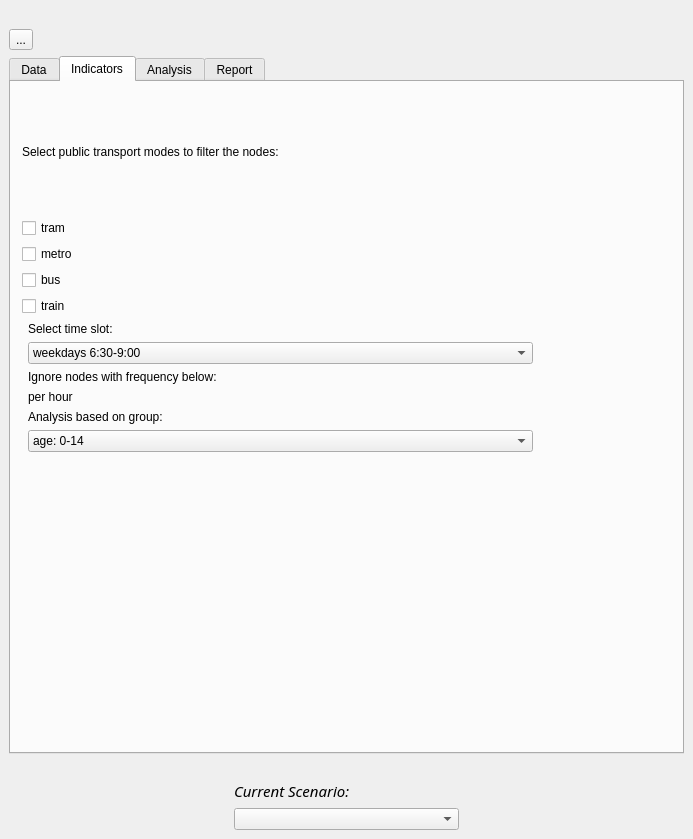
Qt form advISOr/spatial_decision_dockwidget_base.ui (gmichailidou/2016_GROUP8_TFA) before a commit.
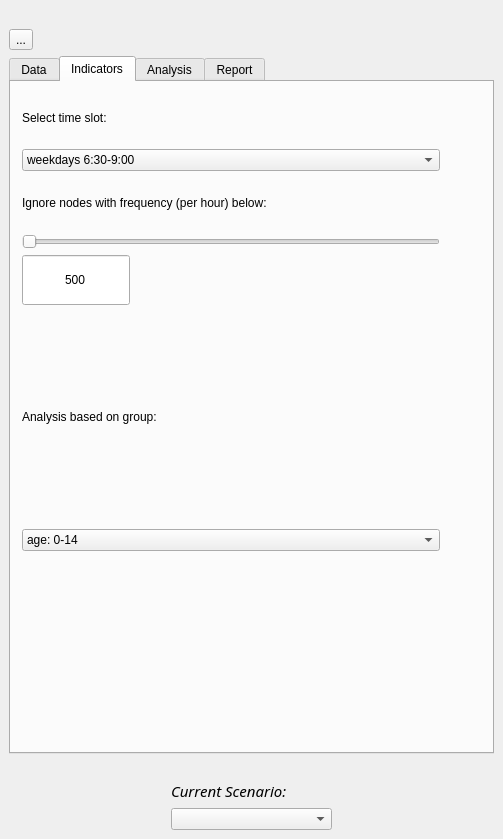
The same form after that commit. The open tabs and pages were chosen to show the change.

Commit message:
Indicators qt des
Indicators qt des

```diff
--- a/advISOr/spatial_decision_dockwidget_base.ui
+++ b/advISOr/spatial_decision_dockwidget_base.ui
@@ -7,7 +7,7 @@
    <rect>
     <x>0</x>
     <y>0</y>
-    <width>693</width>
+    <width>503</width>
     <height>839</height>
    </rect>
   </property>
@@ -277,79 +277,21 @@
          <rect>
           <x>11</x>
           <y>11</y>
-          <width>511</width>
-          <height>451</height>
+          <width>418</width>
+          <height>458</height>
          </rect>
         </property>
         <layout class="QVBoxLayout" name="verticalLayout_5">
          <item>
           <layout class="QVBoxLayout" name="verticalLayout_7">
            <item>
-            <widget class="QLabel" name="label_10">
-             <property name="sizePolicy">
-              <sizepolicy hsizetype="Expanding" vsizetype="Preferred">
-               <horstretch>0</horstretch>
-               <verstretch>0</verstretch>
-              </sizepolicy>
-             </property>
-             <property name="styleSheet">
-              <string notr="true">font: 9pt &quot;Trebuchet MS&quot;;</string>
-             </property>
-             <property name="text">
-              <string>&lt;html&gt;&lt;head/&gt;&lt;body&gt;&lt;p&gt;Select public transport modes to filter the nodes:&lt;/p&gt;&lt;/body&gt;&lt;/html&gt;</string>
-             </property>
-            </widget>
-           </item>
-           <item>
-            <widget class="QCheckBox" name="tramBox">
-             <property name="text">
-              <string>tram</string>
-             </property>
-            </widget>
-           </item>
-           <item>
-            <widget class="QCheckBox" name="metroBox">
-             <property name="text">
-              <string>metro</string>
-             </property>
-            </widget>
-           </item>
-           <item>
-            <layout class="QGridLayout" name="gridLayout">
-             <item row="0" column="0">
-              <widget class="QCheckBox" name="busBox">
-               <property name="text">
-                <string>bus</string>
-               </property>
-              </widget>
-             </item>
-             <item row="1" column="0">
-              <widget class="QCheckBox" name="trainBox">
-               <property name="text">
-                <string>train</string>
-               </property>
-              </widget>
-             </item>
-            </layout>
-           </item>
-           <item>
-            <layout class="QHBoxLayout" name="horizontalLayout_6"/>
-           </item>
-          </layout>
-         </item>
-         <item>
-          <layout class="QFormLayout" name="formLayout">
-           <property name="fieldGrowthPolicy">
-            <enum>QFormLayout::AllNonFixedFieldsGrow</enum>
-           </property>
-           <item row="1" column="1">
             <widget class="QLabel" name="label_9">
              <property name="text">
               <string>Select time slot:</string>
              </property>
             </widget>
            </item>
-           <item row="2" column="1">
+           <item>
             <widget class="QComboBox" name="selecttimeCombo">
              <property name="enabled">
               <bool>true</bool>
@@ -402,14 +344,73 @@
              </item>
             </widget>
            </item>
-           <item row="5" column="1">
+           <item>
+            <layout class="QGridLayout" name="gridLayout"/>
+           </item>
+           <item>
+            <widget class="QLabel" name="label_13">
+             <property name="text">
+              <string>Ignore nodes with frequency (per hour) below:</string>
+             </property>
+            </widget>
+           </item>
+           <item>
+            <widget class="QSlider" name="horizontalSlider">
+             <property name="maximumSize">
+              <size>
+               <width>1677</width>
+               <height>16777215</height>
+              </size>
+             </property>
+             <property name="maximum">
+              <number>100</number>
+             </property>
+             <property name="orientation">
+              <enum>Qt::Horizontal</enum>
+             </property>
+             <property name="invertedAppearance">
+              <bool>false</bool>
+             </property>
+             <property name="invertedControls">
+              <bool>false</bool>
+             </property>
+            </widget>
+           </item>
+           <item>
+            <widget class="QLineEdit" name="sliderValue_2">
+             <property name="sizePolicy">
+              <sizepolicy hsizetype="Fixed" vsizetype="Preferred">
+               <horstretch>0</horstretch>
+               <verstretch>0</verstretch>
+              </sizepolicy>
+             </property>
+             <property name="minimumSize">
+              <size>
+               <width>0</width>
+               <height>22</height>
+              </size>
+             </property>
+             <property name="text">
+              <string>500</string>
+             </property>
+             <property name="alignment">
+              <set>Qt::AlignCenter</set>
+             </property>
+            </widget>
+           </item>
+           <item>
+            <layout class="QHBoxLayout" name="horizontalLayout_6"/>
+           </item>
+          </layout>
+         </item>
+         <item>
             <widget class="QLabel" name="label_15">
              <property name="text">
               <string>Analysis based on group:</string>
              </property>
             </widget>
            </item>
-           <item row="6" column="1">
+         <item>
             <widget class="QComboBox" name="agegroupBox">
              <item>
               <property name="text">
@@ -438,20 +439,14 @@
              </item>
             </widget>
            </item>
-           <item row="3" column="1">
-            <widget class="QLabel" name="label_13">
-             <property name="text">
-              <string>Ignore nodes with frequency below:</string>
-             </property>
-            </widget>
+         <item>
+          <layout class="QFormLayout" name="formLayout">
+           <property name="fieldGrowthPolicy">
+            <enum>QFormLayout::AllNonFixedFieldsGrow</enum>
+           </property>
+           <item row="6" column="0">
+            <layout class="QHBoxLayout" name="horizontalLayout"/>
            </item>
-           <item row="4" column="1">
-            <widget class="QLabel" name="label_16">
-             <property name="text">
-              <string>per hour</string>
-             </property>
-            </widget>
-           </item>
           </layout>
          </item>
         </layout>
```
Left out of the diff: 8 changed lines with no effect on the pictures. Lines whose indentation alone changed are shown as unchanged.
